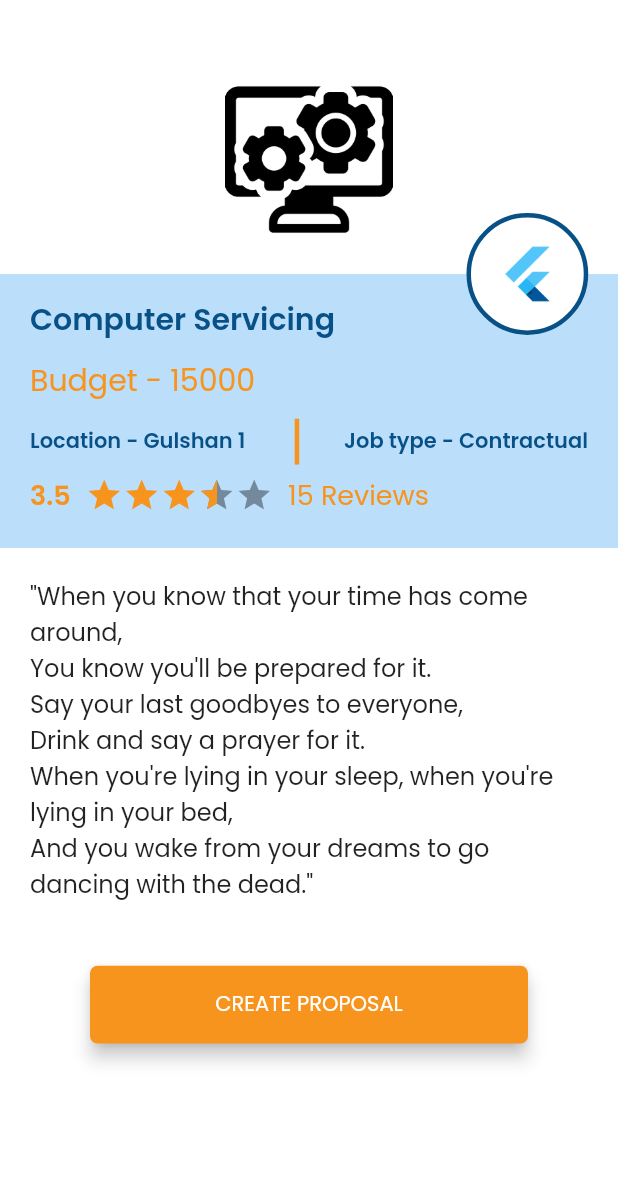
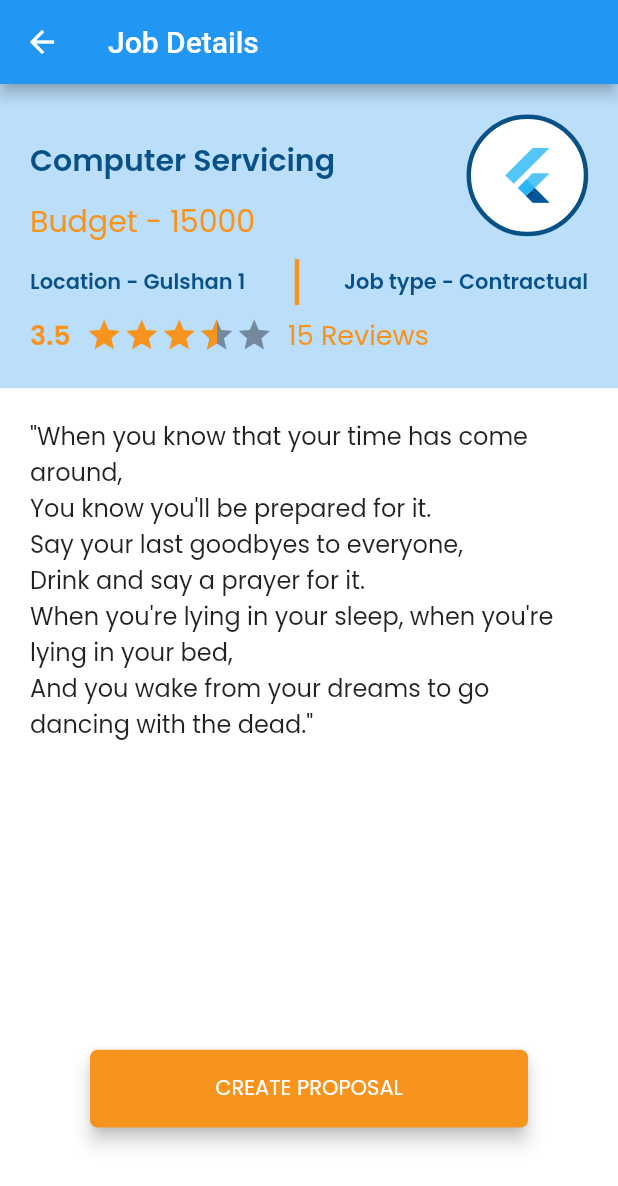
Before and after one commit to TahmidShovon22/project, a Flutter app: the JobDetails screen opened directly, on a phone screen of 412 x 824 dp. Shown: the top 1186 px of the screen. Run offline on Flutter 3.47's test engine with Material 2 defaults, Android fonts, the phone set to English and light mode, and no system bars; drawn by our look-alikes of flutter_rating_bar; our stand-ins replace carousel_slider, flutter_datetime_picker; missing offline and left inert: flutter_multi_carousel, spinner_input.

Commit message:
Add files via upload

```diff
--- a/lib/Screens/job_details.dart
+++ b/lib/Screens/job_details.dart
@@ -17,7 +17,12 @@ class _JobDetailsState extends State<JobDetails> {
   @override
   Widget build(BuildContext context) {
     SizeConfig().init(context);
-    return Container(
+    return Material(
+      child: Scaffold(
+        appBar: AppBar(
+          title: Text('Job Details'),
+        ),
+        body: Container(
           color: Colors.white,
           height: MediaQuery.of(context).size.height,
           child: Column(
@@ -26,7 +31,7 @@ class _JobDetailsState extends State<JobDetails> {
               Stack(
                 children: [
                   SizedBox(
-                height: getProportionateScreenHeight(360),
+                    height: getProportionateScreenHeight(200),
                     width: double.infinity,
                     child: Container(
                       color: Theme.of(context).primaryColorLight,
@@ -110,19 +115,8 @@ class _JobDetailsState extends State<JobDetails> {
                       ),
                     ),
                   ),
-              SizedBox(
-                height: getProportionateScreenHeight(180),
-                width: double.infinity,
-                child: Container(
-                  padding: EdgeInsets.fromLTRB(100, 50, 100, 20),
-                  color: Colors.white,
-                  child: Image.asset(
-                    'Assets/Images/pc.png',
-                  ),
-                ),
-              ),
                   Positioned(
-                top: getProportionateScreenHeight(140),
+                    top: getProportionateScreenHeight(20),
                     left: getProportionateScreenWidth(280),
                     child: Container(
                       width: getProportionateScreenWidth(80),
@@ -143,7 +137,7 @@ class _JobDetailsState extends State<JobDetails> {
                 ],
               ),
               SizedBox(
-            height: getProportionateScreenHeight(240),
+                height: getProportionateScreenHeight(400),
                 width: double.infinity,
                 child: SingleChildScrollView(
                   child: Container(
@@ -172,6 +166,8 @@ class _JobDetailsState extends State<JobDetails> {
               ),
             ],
           ),
+        ),
+      ),
     );
   }
 }
```
Also changed, not shown: lib/Screens/proposals.dart (+62 -29 lines). Lines whose indentation alone changed are shown as unchanged.
